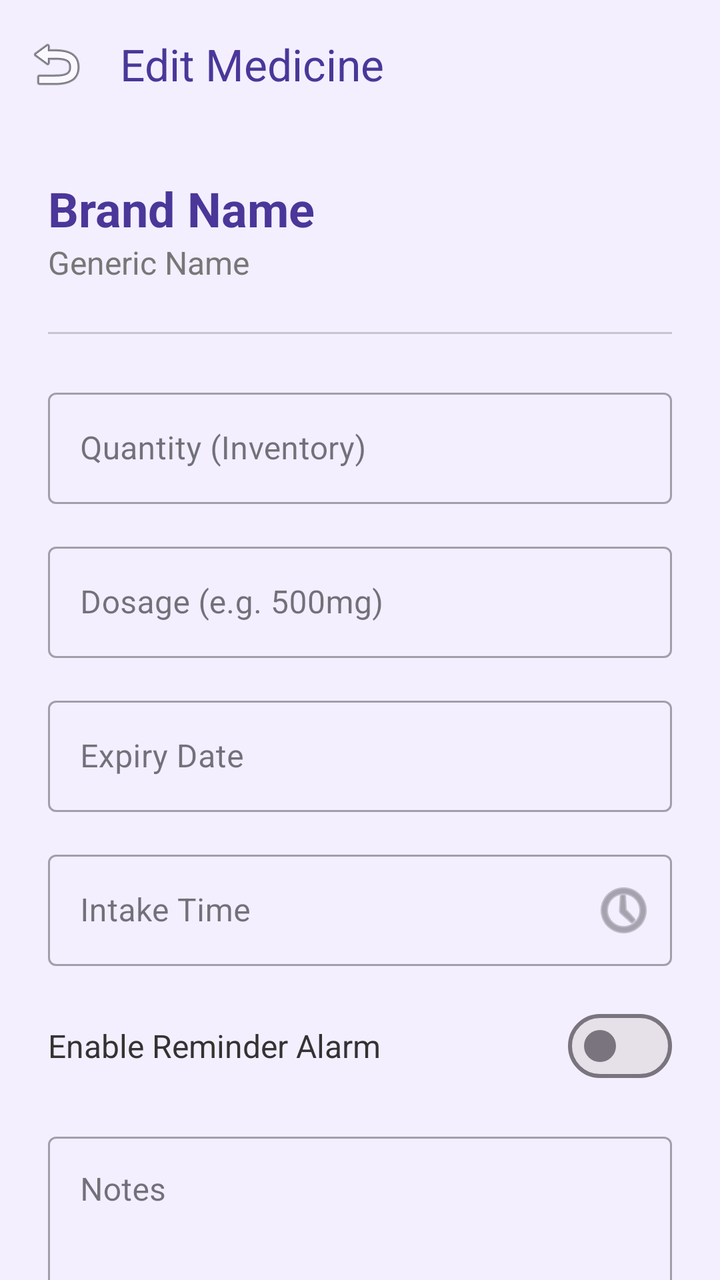
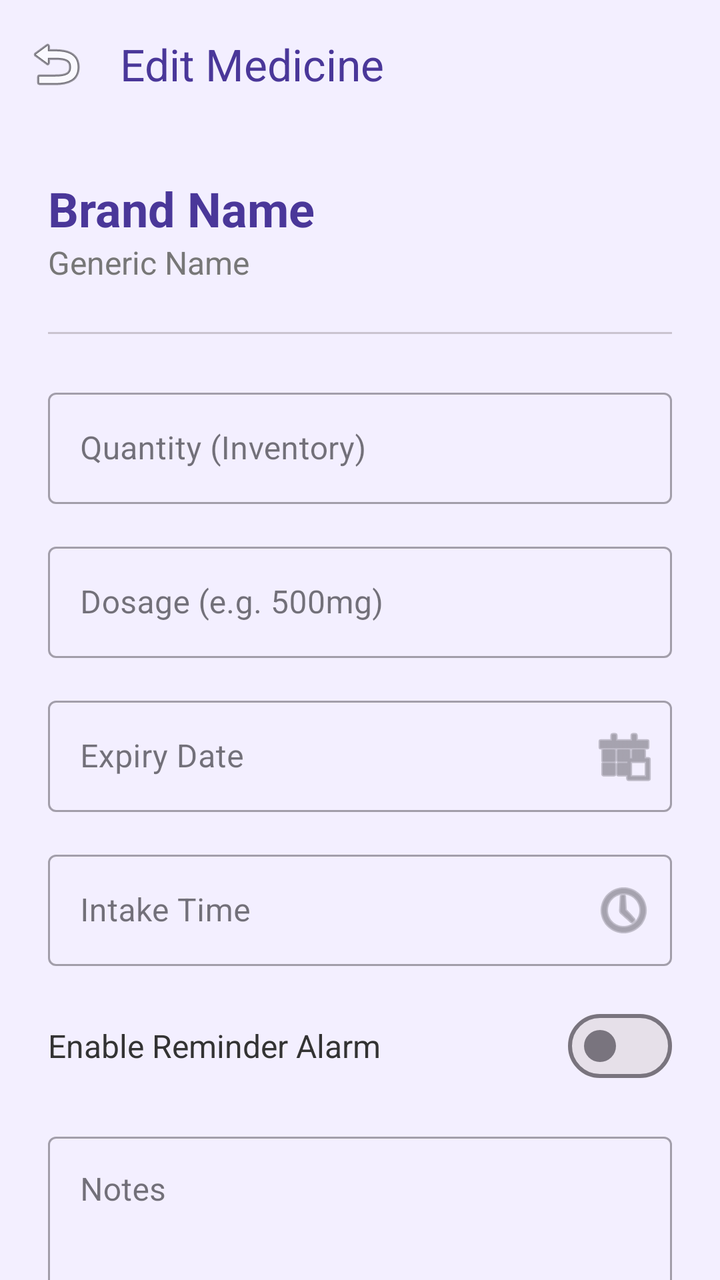

Compare the two renders of this Android layout. The source of the first and the diff that turns it into the second are given below.
<!-- AndroidManifest.xml: application theme Theme.MedBoxWifi -->
<!-- res/layout/activity_edit_medicine.xml -->
<?xml version="1.0" encoding="utf-8"?>
<androidx.coordinatorlayout.widget.CoordinatorLayout xmlns:android="http://schemas.android.com/apk/res/android"
    xmlns:app="http://schemas.android.com/apk/res-auto"
    android:layout_width="match_parent"
    android:layout_height="match_parent"
    android:background="#F3EFFF">

    <com.google.android.material.appbar.AppBarLayout
        android:layout_width="match_parent"
        android:layout_height="wrap_content"
        android:background="@android:color/transparent"
        app:elevation="0dp">

        <com.google.android.material.appbar.MaterialToolbar
            android:id="@+id/toolbar"
            android:layout_width="match_parent"
            android:layout_height="?attr/actionBarSize"
            app:navigationIcon="@android:drawable/ic_menu_revert"
            app:title="Edit Medicine"
            app:titleTextColor="#4A3799" />
    </com.google.android.material.appbar.AppBarLayout>

    <androidx.core.widget.NestedScrollView
        android:layout_width="match_parent"
        android:layout_height="match_parent"
        app:layout_behavior="@string/appbar_scrolling_view_behavior">

        <LinearLayout
            android:layout_width="match_parent"
            android:layout_height="wrap_content"
            android:orientation="vertical"
            android:padding="24dp">

            <TextView
                android:id="@+id/tvBrandName"
                android:layout_width="wrap_content"
                android:layout_height="wrap_content"
                android:text="Brand Name"
                android:textColor="#4A3799"
                android:textSize="24sp"
                android:textStyle="bold" />

            <TextView
                android:id="@+id/tvGenericName"
                android:layout_width="wrap_content"
                android:layout_height="wrap_content"
                android:text="Generic Name"
                android:textColor="#777777"
                android:textSize="16sp" />

            <com.google.android.material.divider.MaterialDivider
                android:layout_width="match_parent"
                android:layout_height="wrap_content"
                android:layout_marginVertical="24dp" />

            <com.google.android.material.textfield.TextInputLayout
                style="@style/Widget.MaterialComponents.TextInputLayout.OutlinedBox"
                android:layout_width="match_parent"
                android:layout_height="wrap_content"
                android:layout_marginBottom="16dp"
                android:hint="Quantity (Inventory)">

                <com.google.android.material.textfield.TextInputEditText
                    android:id="@+id/etQuantity"
                    android:layout_width="match_parent"
                    android:layout_height="wrap_content"
                    android:inputType="number" />
            </com.google.android.material.textfield.TextInputLayout>

            <com.google.android.material.textfield.TextInputLayout
                style="@style/Widget.MaterialComponents.TextInputLayout.OutlinedBox"
                android:layout_width="match_parent"
                android:layout_height="wrap_content"
                android:layout_marginBottom="16dp"
                android:hint="Dosage (e.g. 500mg)">

                <com.google.android.material.textfield.TextInputEditText
                    android:id="@+id/etDosage"
                    android:layout_width="match_parent"
                    android:layout_height="wrap_content"
                    android:inputType="text" />
            </com.google.android.material.textfield.TextInputLayout>

            <com.google.android.material.textfield.TextInputLayout
                style="@style/Widget.MaterialComponents.TextInputLayout.OutlinedBox"
                android:layout_width="match_parent"
                android:layout_height="wrap_content"
                android:layout_marginBottom="16dp"
                android:hint="Expiry Date"
                app:endIconMode="custom"
                app:endIconDrawable="@android:drawable/ic_menu_calendar">

                <com.google.android.material.textfield.TextInputEditText
                    android:id="@+id/etExpiryDate"
                    android:layout_width="match_parent"
                    android:layout_height="wrap_content"
                    android:focusable="false"
                    android:clickable="true" />
            </com.google.android.material.textfield.TextInputLayout>

            <com.google.android.material.textfield.TextInputLayout
                style="@style/Widget.MaterialComponents.TextInputLayout.OutlinedBox"
                android:layout_width="match_parent"
                android:layout_height="wrap_content"
                android:layout_marginBottom="16dp"
                android:hint="Intake Time"
                app:endIconMode="custom"
                app:endIconDrawable="@android:drawable/ic_menu_recent_history">

                <com.google.android.material.textfield.TextInputEditText
                    android:id="@+id/etIntakeTime"
                    android:layout_width="match_parent"
                    android:layout_height="wrap_content"
                    android:focusable="false"
                    android:clickable="true" />
            </com.google.android.material.textfield.TextInputLayout>

            <LinearLayout
                android:layout_width="match_parent"
                android:layout_height="wrap_content"
                android:layout_marginBottom="16dp"
                android:gravity="center_vertical"
                android:orientation="horizontal">

                <TextView
                    android:layout_width="0dp"
                    android:layout_height="wrap_content"
                    android:layout_weight="1"
                    android:text="Enable Reminder Alarm"
                    android:textColor="#333333"
                    android:textSize="16sp" />

                <com.google.android.material.materialswitch.MaterialSwitch
                    android:id="@+id/switchReminder"
                    android:layout_width="wrap_content"
                    android:layout_height="wrap_content" />
            </LinearLayout>

            <com.google.android.material.textfield.TextInputLayout
                style="@style/Widget.MaterialComponents.TextInputLayout.OutlinedBox"
                android:layout_width="match_parent"
                android:layout_height="wrap_content"
                android:layout_marginBottom="32dp"
                android:hint="Notes">

                <com.google.android.material.textfield.TextInputEditText
                    android:id="@+id/etNotes"
                    android:layout_width="match_parent"
                    android:layout_height="wrap_content"
                    android:gravity="top"
                    android:inputType="textMultiLine"
                    android:lines="3" />
            </com.google.android.material.textfield.TextInputLayout>

            <Button
                android:id="@+id/btnSave"
                android:layout_width="match_parent"
                android:layout_height="64dp"
                android:backgroundTint="#4A3799"
                android:text="Save Details"
                android:textAllCaps="false"
                android:textSize="18sp"
                app:cornerRadius="32dp" />

        </LinearLayout>
    </androidx.core.widget.NestedScrollView>

</androidx.coordinatorlayout.widget.CoordinatorLayout>
<!-- resources referenced by this layout -->
<resources>
  <style name="Theme.MedBoxWifi" parent="Base.Theme.MedBoxWifi" />
  <style name="Base.Theme.MedBoxWifi" parent="Theme.Material3.DayNight.NoActionBar">
          
          <item name="colorPrimary">@color/pharmacy_green</item>
          <item name="colorPrimaryVariant">@color/pharmacy_green_dark</item>
          <item name="colorOnPrimary">@color/white</item>
          <item name="colorSecondary">@color/pharmacy_green_dark</item>
          <item name="colorOnSecondary">@color/white</item>
      </style>
  <color name="pharmacy_green">#00A86B</color>
  <color name="pharmacy_green_dark">#007F47</color>
  <color name="white">#FFFFFFFF</color>
</resources>

<!-- the commit's change to res/layout/activity_edit_medicine.xml (unified diff, before → after) -->
@@ -88,7 +88,7 @@
                 android:layout_marginBottom="16dp"
                 android:hint="Expiry Date"
                 app:endIconMode="custom"
-                app:endIconDrawable="@android:drawable/ic_menu_calendar">
+                app:endIconDrawable="@android:drawable/ic_menu_today">
 
                 <com.google.android.material.textfield.TextInputEditText
                     android:id="@+id/etExpiryDate"
